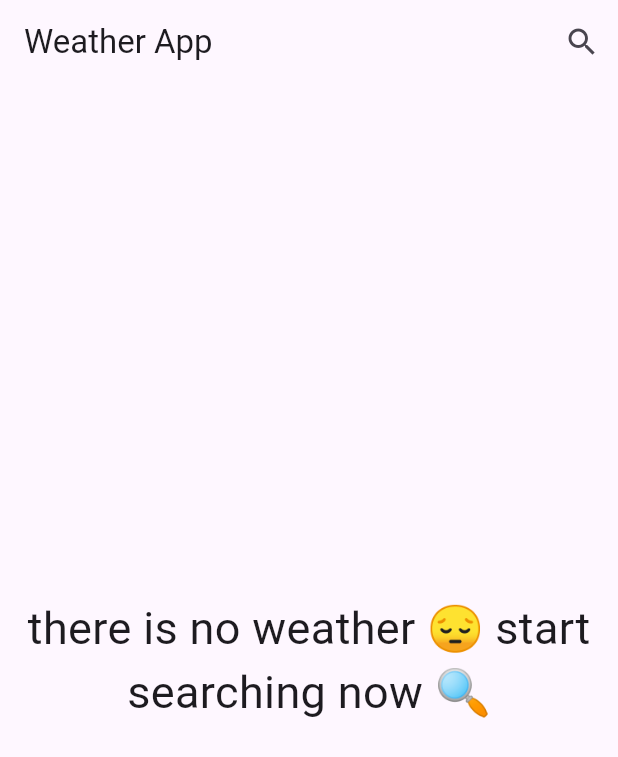
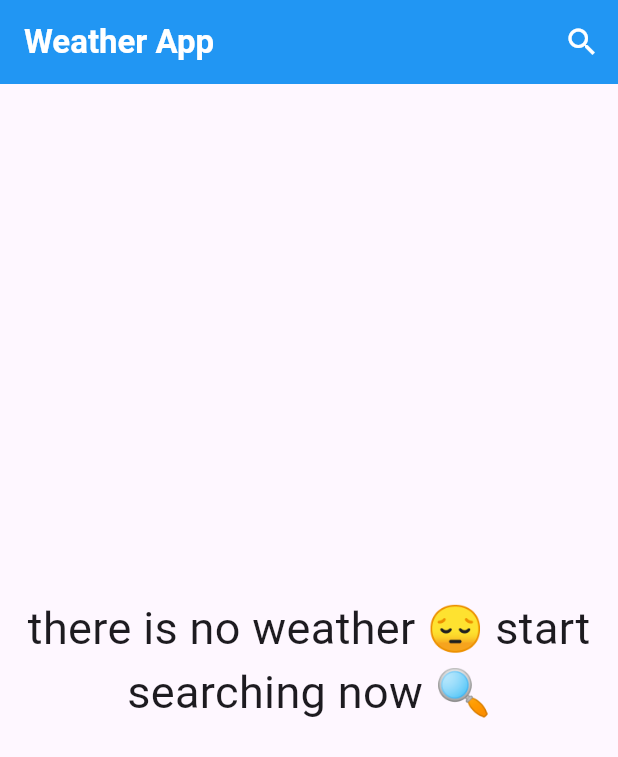
Before and after one commit to Marioktkt136/Weather_App, a Flutter app: the screen it shows after launch, on a phone screen of 412 x 824 dp. Shown: the top 757 px of the screen. Run offline on Flutter 3.47's test engine with Material 3 defaults, Android fonts, the phone set to English and light mode, and no system bars.

Commit message:
put const

```diff
--- /dev/null
+++ b/wearther_app/devtools_options.yaml
@@ -0,0 +1 @@
+extensions:
--- a/wearther_app/lib/main.dart
+++ b/wearther_app/lib/main.dart
@@ -8,13 +8,16 @@ void main() {
       create: (context) {
         return WeatherProvider();
       },
-      child: WeatherApp()));
+      child: const WeatherApp()));
 }
 
 class WeatherApp extends StatelessWidget {
+  const WeatherApp({Key? key}) : super(key: key);
+
   @override
   Widget build(BuildContext context) {
     return MaterialApp(
+      debugShowCheckedModeBanner: false,
       theme: ThemeData(
         primarySwatch: Provider.of<WeatherProvider>(context).weatherData == null
             ? Colors.blue
@@ -22,7 +25,7 @@ class WeatherApp extends StatelessWidget {
                 .weatherData!
                 .getThemeColor(),
       ),
-      home: HomePage(),
+      home: const HomePage(),
     );
   }
 }
--- a/wearther_app/lib/pages/home_page.dart
+++ b/wearther_app/lib/pages/home_page.dart
@@ -1,4 +1,3 @@
-import 'package:flutter/cupertino.dart';
 import 'package:flutter/material.dart';
 import 'package:provider/provider.dart';
 import 'package:weather_app/models/weather_model.dart';
@@ -6,7 +5,7 @@ import 'package:weather_app/pages/search_page.dart';
 import 'package:weather_app/providers/weather_provider.dart';
 
 class HomePage extends StatefulWidget {
-  HomePage({Key? key}) : super(key: key);
+  const HomePage({Key? key}) : super(key: key);
 
   @override
   State<HomePage> createState() => _HomePageState();
@@ -24,6 +23,8 @@ class _HomePageState extends State<HomePage> {
 
     return Scaffold(
       appBar: AppBar(
+        backgroundColor: Colors.blue,
+        foregroundColor: Colors.white,
         actions: [
           IconButton(
             onPressed: () {
@@ -33,13 +34,13 @@ class _HomePageState extends State<HomePage> {
                 );
               }));
             },
-            icon: Icon(Icons.search),
+            icon: const Icon(Icons.search),
           ),
         ],
-        title: Text('Weather App'),
+        title: const Text('Weather App',style: TextStyle(fontWeight: FontWeight.bold),),
       ),
       body: Provider.of<WeatherProvider>(context).weatherData == null
-          ? Center(
+          ? const Center(
               child: Column(
                 mainAxisSize: MainAxisSize.min,
                 children: [
@@ -77,25 +78,25 @@ class _HomePageState extends State<HomePage> {
                   ),
                   Text(
                     Provider.of<WeatherProvider>(context).cityName!,
-                    style: TextStyle(
+                    style: const TextStyle(
                       fontSize: 32,
                       fontWeight: FontWeight.bold,
                     ),
                   ),
                   Text(
                     'updated at : ${weatherData!.date.hour.toString()}:${weatherData!.date.minute.toString()}',
-                    style: TextStyle(
+                    style: const TextStyle(
                       fontSize: 22,
                     ),
                   ),
-                  Spacer(),
+                  const Spacer(),
                   Row(
                     mainAxisAlignment: MainAxisAlignment.spaceEvenly,
                     children: [
                       Image.asset(weatherData!.getImage()),
                       Text(
                         weatherData!.temp.toInt().toString(),
-                        style: TextStyle(
+                        style: const TextStyle(
                           fontSize: 32,
                           fontWeight: FontWeight.bold,
                         ),
@@ -108,15 +109,15 @@ class _HomePageState extends State<HomePage> {
                       ),
                     ],
                   ),
-                  Spacer(),
+                  const Spacer(),
                   Text(
                     weatherData!.weatherStateName,
-                    style: TextStyle(
+                    style: const TextStyle(
                       fontSize: 32,
                       fontWeight: FontWeight.bold,
                     ),
                   ),
-                  Spacer(
+                  const Spacer(
                     flex: 5,
                   ),
                 ],
```
Also changed, not shown: wearther_app/lib/pages/search_page.dart (+5 -5 lines).
